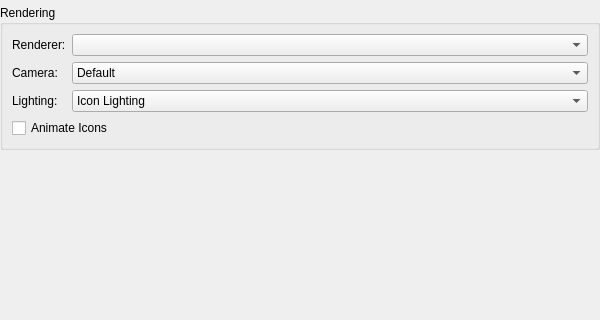
The window that src/ui/Settings/InterfaceSettingsWidget.ui (PCSX2/myMCpp) describes before a commit, drawn with Qt 5; both pictures show x 0 to 600 and y 121 to 441 of the 600 by 600 pixel window.
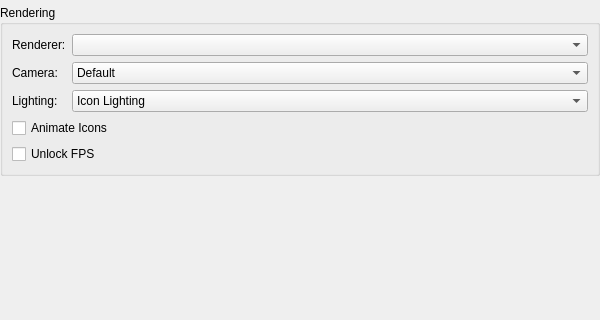
The same window after the commit.

Diff of the .ui file:
```diff
--- a/src/ui/Settings/InterfaceSettingsWidget.ui
+++ b/src/ui/Settings/InterfaceSettingsWidget.ui
@@ -225,6 +225,13 @@
         </property>
        </widget>
       </item>
+      <item row="4" column="0" colspan="2">
+       <widget class="QCheckBox" name="unlockFpsCheck">
+        <property name="text">
+         <string>Unlock FPS</string>
+        </property>
+       </widget>
+      </item>
      </layout>
     </widget>
    </item>
```
Left out of the diff: 1 changed line with no effect on the pictures.
